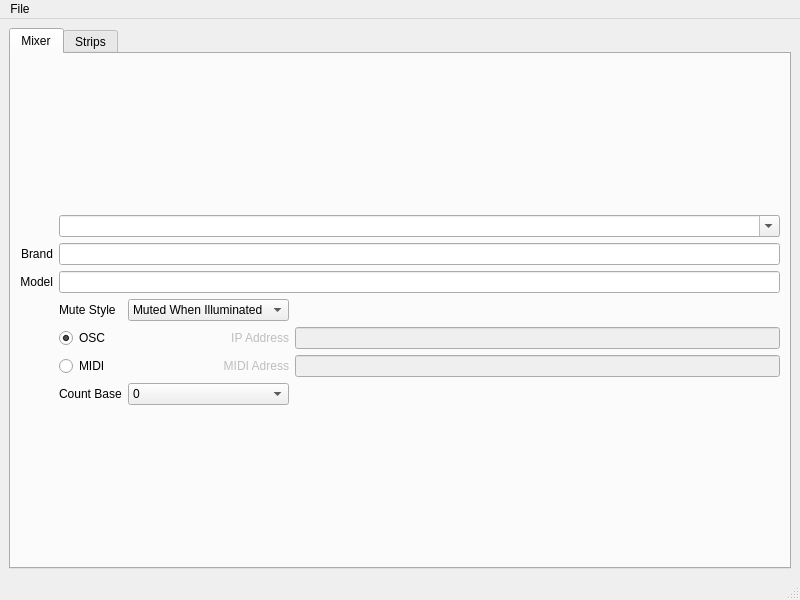
ShowControl/ShowControl, file MixerMaker/MixerMaker-1.ui: the form before one commit.
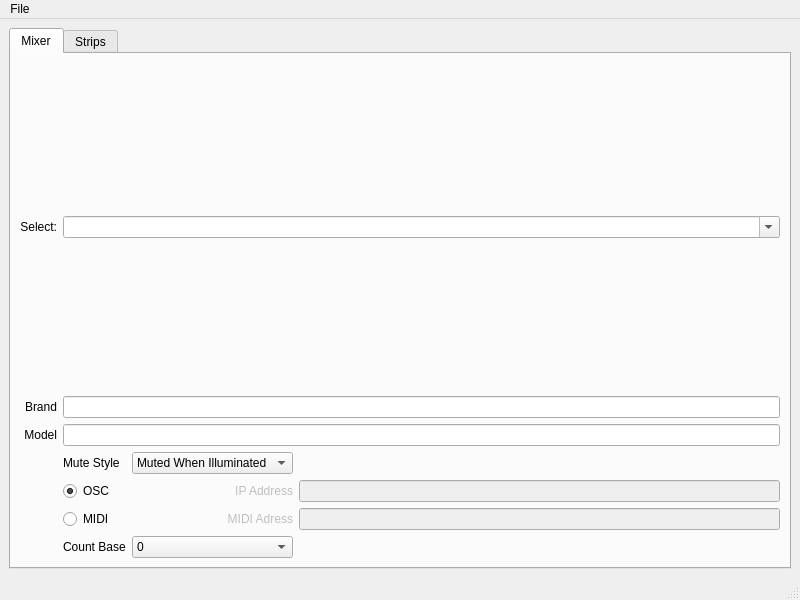
The form after the commit.

Commit message: more fleshing out of MixerMaker.py

Diff of the .ui file:
```diff
--- a/MixerMaker/MixerMaker-1.ui
+++ b/MixerMaker/MixerMaker-1.ui
@@ -27,10 +27,33 @@
        <layout class="QGridLayout" name="gridLayout_2">
         <item row="0" column="0">
          <layout class="QGridLayout" name="gridLayout">
-          <item row="3" column="3">
+          <item row="2" column="1">
+           <widget class="QLabel" name="label_7">
+            <property name="text">
+             <string>Select:</string>
+            </property>
+            <property name="alignment">
+             <set>Qt::AlignRight|Qt::AlignTrailing|Qt::AlignVCenter</set>
+            </property>
+            <property name="margin">
+             <number>5</number>
+            </property>
+            <property name="buddy">
+             <cstring>comboBoxPickMixer</cstring>
+            </property>
+           </widget>
+          </item>
+          <item row="2" column="3">
+           <widget class="QComboBox" name="comboBoxPickMixer">
+            <property name="editable">
+             <bool>true</bool>
+            </property>
+           </widget>
+          </item>
+          <item row="5" column="3">
            <widget class="QLineEdit" name="lineEditModel"/>
           </item>
-          <item row="3" column="1">
+          <item row="5" column="1">
            <widget class="QLabel" name="label">
             <property name="text">
              <string>Model</string>
@@ -46,14 +69,14 @@
             </property>
            </widget>
           </item>
-          <item row="2" column="3">
+          <item row="4" column="3">
            <widget class="QLineEdit" name="lineEditBrand">
             <property name="placeholderText">
              <string/>
             </property>
            </widget>
           </item>
-          <item row="2" column="1">
+          <item row="4" column="1">
            <widget class="QLabel" name="labelBrand">
             <property name="text">
              <string>Brand</string>
@@ -69,7 +92,7 @@
             </property>
            </widget>
           </item>
-          <item row="4" column="3">
+          <item row="6" column="3">
            <layout class="QGridLayout" name="gridLayout_5">
             <item row="2" column="1">
              <widget class="QLabel" name="label_3">
@@ -190,12 +213,31 @@
             </item>
            </layout>
           </item>
+          <item row="3" column="3">
+           <spacer name="verticalSpacer">
+            <property name="orientation">
+             <enum>Qt::Vertical</enum>
+            </property>
+            <property name="sizeHint" stdset="0">
+             <size>
+              <width>20</width>
+              <height>40</height>
+             </size>
+            </property>
+           </spacer>
+          </item>
           <item row="1" column="3">
-           <widget class="QComboBox" name="comboBoxPickMixer">
-            <property name="editable">
-             <bool>true</bool>
+           <spacer name="verticalSpacer_2">
+            <property name="orientation">
+             <enum>Qt::Vertical</enum>
             </property>
-           </widget>
+            <property name="sizeHint" stdset="0">
+             <size>
+              <width>20</width>
+              <height>40</height>
+             </size>
+            </property>
+           </spacer>
           </item>
          </layout>
         </item>
```
The commit also changes 13 other files.
